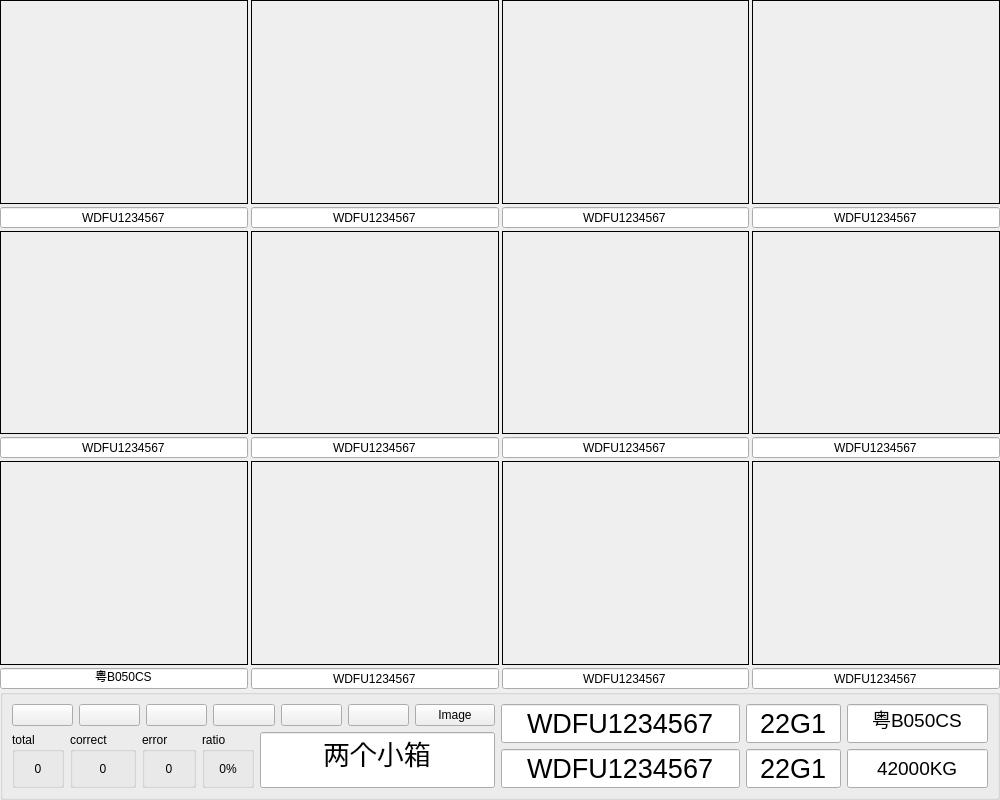
This is Main/DataBase/database_form.ui in 519984307/Container_Multiple_Channels_20200522 as Qt 5 draws it before an edit. The edited form follows.
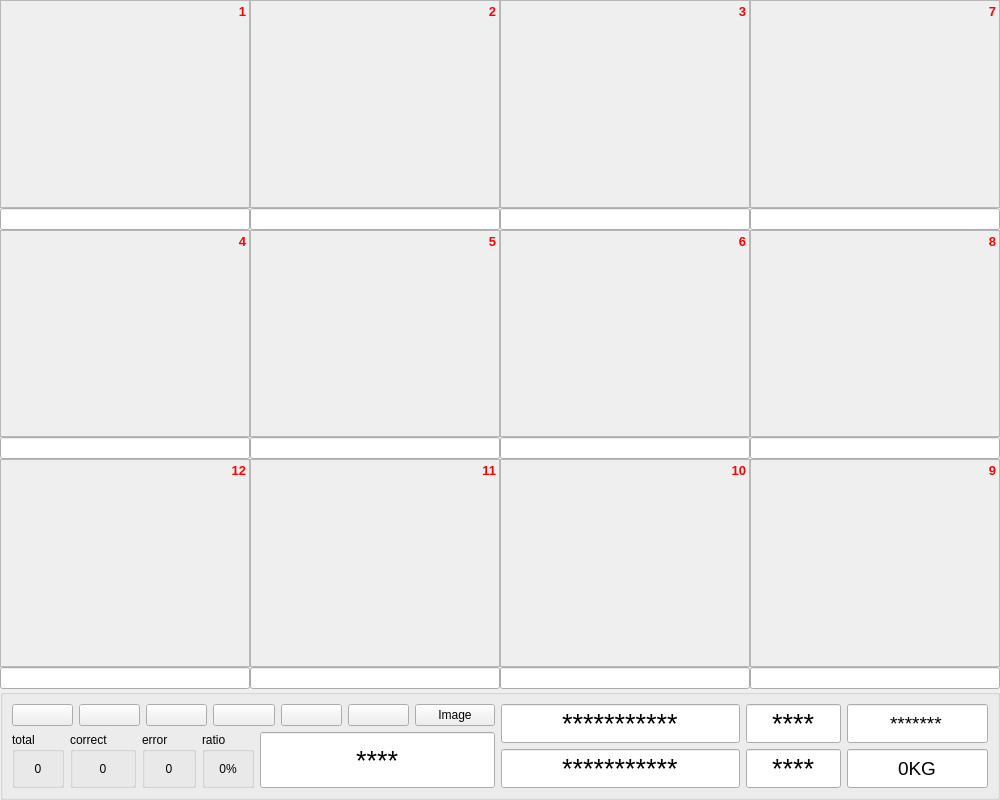
This is the edited form. Icons and pictures are not drawn.

Patch:
```diff
--- a/Main/DataBase/database_form.ui
+++ b/Main/DataBase/database_form.ui
@@ -78,505 +78,460 @@
         <number>0</number>
        </property>
        <property name="spacing">
-        <number>3</number>
+        <number>0</number>
        </property>
        <item row="3" column="3">
-        <layout class="QGridLayout" name="gridLayout_8" rowstretch="1,0,1,0,1,0" columnstretch="1,1,1,1">
+        <layout class="QGridLayout" name="gridLayout_8" rowstretch="0,0,0,0,0,0,0,0" columnstretch="0,0,0,0,0,0">
+         <property name="spacing">
+          <number>0</number>
+         </property>
+         <item row="5" column="4">
+          <widget class="QLineEdit" name="lineEdit_14">
+           <property name="readOnly">
+            <bool>true</bool>
+           </property>
+          </widget>
+         </item>
          <item row="3" column="2">
-          <widget class="QLineEdit" name="front_right_result_lineEdit">
-           <property name="minimumSize">
-            <size>
-             <width>0</width>
-             <height>21</height>
-            </size>
-           </property>
-           <property name="maximumSize">
-            <size>
-             <width>16777215</width>
-             <height>21</height>
-            </size>
-           </property>
-           <property name="text">
-            <string>WDFU1234567</string>
-           </property>
-           <property name="alignment">
-            <set>Qt::AlignCenter</set>
-           </property>
-          </widget>
-         </item>
-         <item row="1" column="3">
-          <widget class="QLineEdit" name="front_result_lineEdit_2">
-           <property name="minimumSize">
-            <size>
-             <width>0</width>
-             <height>21</height>
-            </size>
-           </property>
-           <property name="maximumSize">
-            <size>
-             <width>16777215</width>
-             <height>21</height>
-            </size>
-           </property>
-           <property name="text">
-            <string>WDFU1234567</string>
-           </property>
-           <property name="alignment">
-            <set>Qt::AlignCenter</set>
-           </property>
-          </widget>
-         </item>
-         <item row="2" column="1">
-          <widget class="QLabel" name="after_right_image_label">
-           <property name="maximumSize">
-            <size>
-             <width>16777215</width>
-             <height>16777215</height>
-            </size>
-           </property>
-           <property name="frameShape">
-            <enum>QFrame::Panel</enum>
-           </property>
-           <property name="text">
-            <string/>
-           </property>
-           <property name="scaledContents">
+          <widget class="QLineEdit" name="lineEdit_8">
+           <property name="readOnly">
             <bool>true</bool>
            </property>
           </widget>
          </item>
-         <item row="4" column="2">
-          <widget class="QLabel" name="front_image_label_6">
-           <property name="maximumSize">
-            <size>
-             <width>16777215</width>
-             <height>16777215</height>
-            </size>
-           </property>
-           <property name="frameShape">
-            <enum>QFrame::Panel</enum>
-           </property>
-           <property name="text">
-            <string/>
-           </property>
-           <property name="scaledContents">
+         <item row="5" column="3">
+          <widget class="QLineEdit" name="lineEdit_13">
+           <property name="readOnly">
             <bool>true</bool>
            </property>
           </widget>
          </item>
-         <item row="0" column="2">
-          <widget class="QLabel" name="front_image_label">
-           <property name="maximumSize">
-            <size>
-             <width>16777215</width>
-             <height>16777215</height>
-            </size>
-           </property>
-           <property name="frameShape">
-            <enum>QFrame::Panel</enum>
-           </property>
-           <property name="text">
-            <string/>
-           </property>
-           <property name="scaledContents">
-            <bool>true</bool>
-           </property>
-          </widget>
-         </item>
-         <item row="1" column="2">
-          <widget class="QLineEdit" name="front_result_lineEdit">
-           <property name="minimumSize">
-            <size>
-             <width>0</width>
-             <height>21</height>
-            </size>
-           </property>
-           <property name="maximumSize">
-            <size>
-             <width>16777215</width>
-             <height>21</height>
-            </size>
-           </property>
-           <property name="text">
-            <string>WDFU1234567</string>
-           </property>
-           <property name="alignment">
-            <set>Qt::AlignCenter</set>
-           </property>
-          </widget>
-         </item>
-         <item row="0" column="0">
-          <widget class="QLabel" name="after_left_image_label">
-           <property name="minimumSize">
-            <size>
-             <width>0</width>
-             <height>0</height>
-            </size>
-           </property>
-           <property name="maximumSize">
-            <size>
-             <width>16777215</width>
-             <height>16777215</height>
-            </size>
-           </property>
-           <property name="frameShape">
-            <enum>QFrame::Panel</enum>
-           </property>
-           <property name="text">
-            <string/>
-           </property>
-           <property name="scaledContents">
-            <bool>true</bool>
-           </property>
-          </widget>
-         </item>
-         <item row="4" column="0">
-          <widget class="QLabel" name="front_image_label_4">
-           <property name="maximumSize">
-            <size>
-             <width>16777215</width>
-             <height>16777215</height>
-            </size>
-           </property>
-           <property name="frameShape">
-            <enum>QFrame::Panel</enum>
-           </property>
-           <property name="text">
-            <string/>
-           </property>
-           <property name="scaledContents">
-            <bool>true</bool>
-           </property>
-          </widget>
-         </item>
-         <item row="3" column="0">
-          <widget class="QLineEdit" name="after_result_lineEdit">
-           <property name="minimumSize">
-            <size>
-             <width>0</width>
-             <height>21</height>
-            </size>
-           </property>
-           <property name="maximumSize">
-            <size>
-             <width>16777215</width>
-             <height>21</height>
-            </size>
-           </property>
-           <property name="text">
-            <string>WDFU1234567</string>
-           </property>
-           <property name="alignment">
-            <set>Qt::AlignCenter</set>
-           </property>
-          </widget>
-         </item>
-         <item row="0" column="1">
-          <widget class="QLabel" name="front_left_image_label">
-           <property name="maximumSize">
-            <size>
-             <width>16777215</width>
-             <height>16777215</height>
-            </size>
-           </property>
-           <property name="frameShape">
-            <enum>QFrame::Panel</enum>
-           </property>
-           <property name="text">
-            <string/>
-           </property>
-           <property name="scaledContents">
-            <bool>true</bool>
-           </property>
-          </widget>
-         </item>
-         <item row="2" column="2">
-          <widget class="QLabel" name="front_right_image_label">
-           <property name="maximumSize">
-            <size>
-             <width>16777215</width>
-             <height>16777215</height>
-            </size>
-           </property>
-           <property name="frameShape">
-            <enum>QFrame::Panel</enum>
-           </property>
-           <property name="text">
-            <string/>
-           </property>
-           <property name="scaledContents">
+         <item row="5" column="2">
+          <widget class="QLineEdit" name="lineEdit_12">
+           <property name="readOnly">
             <bool>true</bool>
            </property>
           </widget>
          </item>
          <item row="3" column="3">
-          <widget class="QLineEdit" name="front_result_lineEdit_3">
-           <property name="minimumSize">
-            <size>
-             <width>0</width>
-             <height>21</height>
-            </size>
+          <widget class="QLineEdit" name="lineEdit_9">
+           <property name="readOnly">
+            <bool>true</bool>
            </property>
-           <property name="maximumSize">
-            <size>
-             <width>16777215</width>
-             <height>21</height>
-            </size>
+          </widget>
+         </item>
+         <item row="2" column="5">
+          <widget class="QLabel" name="image_label_7">
+           <property name="font">
+            <font>
+             <pointsize>10</pointsize>
+             <weight>75</weight>
+             <bold>true</bold>
+            </font>
            </property>
+           <property name="autoFillBackground">
+            <bool>true</bool>
+           </property>
+           <property name="styleSheet">
+            <string notr="true">color: rgb(255, 0, 0);</string>
+           </property>
+           <property name="frameShape">
+            <enum>QFrame::StyledPanel</enum>
+           </property>
+           <property name="lineWidth">
+            <number>1</number>
+           </property>
            <property name="text">
-            <string>WDFU1234567</string>
+            <string>7</string>
            </property>
            <property name="alignment">
-            <set>Qt::AlignCenter</set>
+            <set>Qt::AlignRight|Qt::AlignTop|Qt::AlignTrailing</set>
+           </property>
+          </widget>
+         </item>
+         <item row="6" column="3">
+          <widget class="QLabel" name="image_label_11">
+           <property name="font">
+            <font>
+             <pointsize>10</pointsize>
+             <weight>75</weight>
+             <bold>true</bold>
+            </font>
+           </property>
+           <property name="autoFillBackground">
+            <bool>true</bool>
+           </property>
+           <property name="styleSheet">
+            <string notr="true">color: rgb(255, 0, 0);</string>
+           </property>
+           <property name="frameShape">
+            <enum>QFrame::StyledPanel</enum>
+           </property>
+           <property name="lineWidth">
+            <number>1</number>
+           </property>
+           <property name="text">
+            <string>11</string>
+           </property>
+           <property name="scaledContents">
+            <bool>true</bool>
+           </property>
+           <property name="alignment">
+            <set>Qt::AlignRight|Qt::AlignTop|Qt::AlignTrailing</set>
+           </property>
+          </widget>
+         </item>
+         <item row="4" column="4">
+          <widget class="QLabel" name="image_label_6">
+           <property name="font">
+            <font>
+             <pointsize>10</pointsize>
+             <weight>75</weight>
+             <bold>true</bold>
+            </font>
+           </property>
+           <property name="autoFillBackground">
+            <bool>true</bool>
+           </property>
+           <property name="styleSheet">
+            <string notr="true">color: rgb(255, 0, 0);</string>
+           </property>
+           <property name="frameShape">
+            <enum>QFrame::StyledPanel</enum>
+           </property>
+           <property name="lineWidth">
+            <number>1</number>
+           </property>
+           <property name="text">
+            <string>6</string>
+           </property>
+           <property name="scaledContents">
+            <bool>true</bool>
+           </property>
+           <property name="alignment">
+            <set>Qt::AlignRight|Qt::AlignTop|Qt::AlignTrailing</set>
            </property>
           </widget>
          </item>
          <item row="2" column="3">
-          <widget class="QLabel" name="front_image_label_3">
-           <property name="maximumSize">
-            <size>
-             <width>16777215</width>
-             <height>16777215</height>
-            </size>
+          <widget class="QLabel" name="image_label_2">
+           <property name="font">
+            <font>
+             <pointsize>10</pointsize>
+             <weight>75</weight>
+             <bold>true</bold>
+            </font>
            </property>
-           <property name="frameShape">
-            <enum>QFrame::Panel</enum>
-           </property>
-           <property name="text">
-            <string/>
-           </property>
-           <property name="scaledContents">
+           <property name="autoFillBackground">
             <bool>true</bool>
            </property>
-          </widget>
-         </item>
-         <item row="3" column="1">
-          <widget class="QLineEdit" name="after_right_result_lineEdit">
-           <property name="minimumSize">
-            <size>
-             <width>0</width>
-             <height>21</height>
-            </size>
+           <property name="styleSheet">
+            <string notr="true">color: rgb(255, 0, 0);</string>
            </property>
-           <property name="maximumSize">
-            <size>
-             <width>16777215</width>
-             <height>21</height>
-            </size>
-           </property>
-           <property name="text">
-            <string>WDFU1234567</string>
-           </property>
-           <property name="alignment">
-            <set>Qt::AlignCenter</set>
-           </property>
-          </widget>
-         </item>
-         <item row="0" column="3">
-          <widget class="QLabel" name="front_image_label_2">
-           <property name="maximumSize">
-            <size>
-             <width>16777215</width>
-             <height>16777215</height>
-            </size>
-           </property>
            <property name="frameShape">
-            <enum>QFrame::Panel</enum>
+            <enum>QFrame::StyledPanel</enum>
            </property>
+           <property name="lineWidth">
+            <number>1</number>
+           </property>
            <property name="text">
-            <string/>
+            <string>2</string>
            </property>
            <property name="scaledContents">
             <bool>true</bool>
            </property>
-          </widget>
-         </item>
-         <item row="1" column="0">
-          <widget class="QLineEdit" name="after_left_result_lineEdit_2">
-           <property name="minimumSize">
-            <size>
-             <width>0</width>
-             <height>21</height>
-            </size>
-           </property>
-           <property name="maximumSize">
-            <size>
-             <width>16777215</width>
-             <height>21</height>
-            </size>
-           </property>
-           <property name="text">
-            <string>WDFU1234567</string>
-           </property>
            <property name="alignment">
-            <set>Qt::AlignCenter</set>
-           </property>
-          </widget>
-         </item>
-         <item row="4" column="1">
-          <widget class="QLabel" name="front_image_label_5">
-           <property name="maximumSize">
-            <size>
-             <width>16777215</width>
-             <height>16777215</height>
-            </size>
-           </property>
-           <property name="frameShape">
-            <enum>QFrame::Panel</enum>
-           </property>
-           <property name="text">
-            <string/>
-           </property>
-           <property name="scaledContents">
-            <bool>true</bool>
+            <set>Qt::AlignRight|Qt::AlignTop|Qt::AlignTrailing</set>
            </property>
           </widget>
          </item>
          <item row="4" column="3">
-          <widget class="QLabel" name="front_image_label_7">
-           <property name="maximumSize">
-            <size>
-             <width>16777215</width>
-             <height>16777215</height>
-            </size>
+          <widget class="QLabel" name="image_label_5">
+           <property name="font">
+            <font>
+             <pointsize>10</pointsize>
+             <weight>75</weight>
+             <bold>true</bold>
+            </font>
            </property>
+           <property name="autoFillBackground">
+            <bool>true</bool>
+           </property>
+           <property name="styleSheet">
+            <string notr="true">color: rgb(255, 0, 0);</string>
+           </property>
            <property name="frameShape">
-            <enum>QFrame::Panel</enum>
+            <enum>QFrame::StyledPanel</enum>
            </property>
+           <property name="lineWidth">
+            <number>1</number>
+           </property>
            <property name="text">
-            <string/>
+            <string>5</string>
            </property>
            <property name="scaledContents">
             <bool>true</bool>
            </property>
+           <property name="alignment">
+            <set>Qt::AlignRight|Qt::AlignTop|Qt::AlignTrailing</set>
+           </property>
           </widget>
          </item>
-         <item row="1" column="1">
-          <widget class="QLineEdit" name="front_left_result_lineEdit">
-           <property name="minimumSize">
-            <size>
-             <width>0</width>
-             <height>21</height>
-            </size>
+         <item row="2" column="4">
+          <widget class="QLabel" name="image_label_3">
+           <property name="font">
+            <font>
+             <pointsize>10</pointsize>
+             <weight>75</weight>
+             <bold>true</bold>
+            </font>
            </property>
-           <property name="maximumSize">
-            <size>
-             <width>16777215</width>
-             <height>21</height>
-            </size>
+           <property name="autoFillBackground">
+            <bool>true</bool>
            </property>
+           <property name="styleSheet">
+            <string notr="true">color: rgb(255, 0, 0);</string>
+           </property>
+           <property name="frameShape">
+            <enum>QFrame::StyledPanel</enum>
+           </property>
+           <property name="lineWidth">
+            <number>1</number>
+           </property>
            <property name="text">
-            <string>WDFU1234567</string>
+            <string>3</string>
            </property>
            <property name="alignment">
-            <set>Qt::AlignCenter</set>
+            <set>Qt::AlignRight|Qt::AlignTop|Qt::AlignTrailing</set>
            </property>
           </widget>
          </item>
-         <item row="2" column="0">
-          <widget class="QLabel" name="after_image_label">
-           <property name="maximumSize">
-            <size>
-             <width>16777215</width>
-             <height>16777215</height>
-            </size>
+         <item row="2" column="2">
+          <widget class="QLabel" name="image_label_1">
+           <property name="font">
+            <font>
+             <pointsize>10</pointsize>
+             <weight>75</weight>
+             <bold>true</bold>
+            </font>
            </property>
+           <property name="autoFillBackground">
+            <bool>true</bool>
+           </property>
+           <property name="styleSheet">
+            <string notr="true">color: rgb(255, 0, 0);</string>
+           </property>
            <property name="frameShape">
-            <enum>QFrame::Panel</enum>
+            <enum>QFrame::StyledPanel</enum>
            </property>
+           <property name="lineWidth">
+            <number>1</number>
+           </property>
            <property name="text">
-            <string/>
+            <string>1</string>
            </property>
            <property name="scaledContents">
             <bool>true</bool>
            </property>
+           <property name="alignment">
+            <set>Qt::AlignRight|Qt::AlignTop|Qt::AlignTrailing</set>
+           </property>
           </widget>
          </item>
-         <item row="5" column="3">
-          <widget class="QLineEdit" name="front_result_lineEdit_7">
-           <property name="minimumSize">
-            <size>
-             <width>0</width>
-             <height>21</height>
-            </size>
+         <item row="6" column="2">
+          <widget class="QLabel" name="image_label_12">
+           <property name="font">
+            <font>
+             <pointsize>10</pointsize>
+             <weight>75</weight>
+             <bold>true</bold>
+            </font>
            </property>
-           <property name="maximumSize">
-            <size>
-             <width>16777215</width>
-             <height>21</height>
-            </size>
+           <property name="autoFillBackground">
+            <bool>true</bool>
            </property>
+           <property name="styleSheet">
+            <string notr="true">color: rgb(255, 0, 0);</string>
+           </property>
+           <property name="frameShape">
+            <enum>QFrame::StyledPanel</enum>
+           </property>
+           <property name="lineWidth">
+            <number>1</number>
+           </property>
            <property name="text">
-            <string>WDFU1234567</string>
+            <string>12</string>
            </property>
            <property name="alignment">
-            <set>Qt::AlignCenter</set>
+            <set>Qt::AlignRight|Qt::AlignTop|Qt::AlignTrailing</set>
            </property>
           </widget>
          </item>
-         <item row="5" column="2">
-          <widget class="QLineEdit" name="front_result_lineEdit_6">
-           <property name="minimumSize">
-            <size>
-             <width>0</width>
-             <height>21</height>
-            </size>
+         <item row="5" column="5">
+          <widget class="QLineEdit" name="lineEdit_15">
+           <property name="readOnly">
+            <bool>true</bool>
            </property>
-           <property name="maximumSize">
-            <size>
-             <width>16777215</width>
-             <height>21</height>
-            </size>
+          </widget>
+         </item>
+         <item row="4" column="5">
+          <widget class="QLabel" name="image_label_8">
+           <property name="font">
+            <font>
+             <pointsize>10</pointsize>
+             <weight>75</weight>
+             <bold>true</bold>
+            </font>
            </property>
+           <property name="autoFillBackground">
+            <bool>true</bool>
+           </property>
+           <property name="styleSheet">
+            <string notr="true">color: rgb(255, 0, 0);</string>
+           </property>
+           <property name="frameShape">
+            <enum>QFrame::StyledPanel</enum>
+           </property>
+           <property name="lineWidth">
+            <number>1</number>
+           </property>
            <property name="text">
-            <string>WDFU1234567</string>
+            <string>8</string>
            </property>
            <property name="alignment">
-            <set>Qt::AlignCenter</set>
+            <set>Qt::AlignRight|Qt::AlignTop|Qt::AlignTrailing</set>
            </property>
           </widget>
          </item>
-         <item row="5" column="1">
-          <widget class="QLineEdit" name="front_result_lineEdit_5">
-           <property name="minimumSize">
-            <size>
-             <width>0</width>
-             <height>21</height>
-            </size>
+         <item row="6" column="5">
+          <widget class="QLabel" name="image_label_9">
+           <property name="font">
+            <font>
+             <pointsize>10</pointsize>
+             <weight>75</weight>
+             <bold>true</bold>
+            </font>
            </property>
-           <property name="maximumSize">
-            <size>
-             <width>16777215</width>
-             <height>21</height>
-            </size>
+           <property name="autoFillBackground">
+            <bool>true</bool>
            </property>
+           <property name="styleSheet">
+            <string notr="true">color: rgb(255, 0, 0);</string>
+           </property>
+           <property name="frameShape">
+            <enum>QFrame::StyledPanel</enum>
+           </property>
+           <property name="lineWidth">
+            <number>1</number>
+           </property>
            <property name="text">
-            <string>WDFU1234567</string>
+            <string>9</string>
            </property>
            <property name="alignment">
-            <set>Qt::AlignCenter</set>
+            <set>Qt::AlignRight|Qt::AlignTop|Qt::AlignTrailing</set>
            </property>
           </widget>
          </item>
-         <item row="5" column="0">
-          <widget class="QLineEdit" name="front_result_lineEdit_4">
-           <property name="minimumSize">
-            <size>
-             <width>0</width>
-             <height>21</height>
-            </size>
+         <item row="3" column="5">
+          <widget class="QLineEdit" name="lineEdit_11">
+           <property name="readOnly">
+            <bool>true</bool>
            </property>
-           <property name="maximumSize">
-            <size>
-             <width>16777215</width>
-             <height>21</height>
-            </size>
+          </widget>
+         </item>
+         <item row="6" column="4">
+          <widget class="QLabel" name="image_label_10">
+           <property name="font">
+            <font>
+             <pointsize>10</pointsize>
+             <weight>75</weight>
+             <bold>true</bold>
+            </font>
            </property>
+           <property name="autoFillBackground">
+            <bool>true</bool>
+           </property>
+           <property name="styleSheet">
+            <string notr="true">color: rgb(255, 0, 0);</string>
+           </property>
+           <property name="frameShape">
+            <enum>QFrame::StyledPanel</enum>
+           </property>
+           <property name="lineWidth">
+            <number>1</number>
+           </property>
            <property name="text">
-            <string>粤B050CS</string>
+            <string>10</string>
            </property>
            <property name="alignment">
-            <set>Qt::AlignCenter</set>
+            <set>Qt::AlignRight|Qt::AlignTop|Qt::AlignTrailing</set>
+           </property>
+          </widget>
+         </item>
+         <item row="3" column="4">
+          <widget class="QLineEdit" name="lineEdit_10">
+           <property name="readOnly">
+            <bool>true</bool>
+           </property>
+          </widget>
+         </item>
+         <item row="4" column="2">
+          <widget class="QLabel" name="image_label_4">
+           <property name="font">
+            <font>
+             <pointsize>10</pointsize>
+             <weight>75</weight>
+             <bold>true</bold>
+            </font>
+           </property>
+           <property name="autoFillBackground">
+            <bool>true</bool>
+           </property>
+           <property name="styleSheet">
+            <string notr="true">color: rgb(255, 0, 0);</string>
+           </property>
+           <property name="frameShape">
+            <enum>QFrame::StyledPanel</enum>
+           </property>
+           <property name="lineWidth">
+            <number>1</number>
+           </property>
+           <property name="text">
+            <string>4</string>
+           </property>
+           <property name="scaledContents">
+            <bool>true</bool>
+           </property>
+           <property name="alignment">
+            <set>Qt::AlignRight|Qt::AlignTop|Qt::AlignTrailing</set>
+           </property>
+          </widget>
+         </item>
+         <item row="7" column="2">
+          <widget class="QLineEdit" name="lineEdit_16">
+           <property name="readOnly">
+            <bool>true</bool>
+           </property>
+          </widget>
+         </item>
+         <item row="7" column="3">
+          <widget class="QLineEdit" name="lineEdit_17">
+           <property name="readOnly">
+            <bool>true</bool>
+           </property>
+          </widget>
+         </item>
+         <item row="7" column="4">
+          <widget class="QLineEdit" name="lineEdit_18">
+           <property name="readOnly">
+            <bool>true</bool>
+           </property>
+          </widget>
+         </item>
+         <item row="7" column="5">
+          <widget class="QLineEdit" name="lineEdit_19">
+           <property name="readOnly">
+            <bool>true</bool>
            </property>
           </widget>
          </item>
@@ -691,7 +646,7 @@
            </font>
           </property>
           <property name="text">
-           <string>WDFU1234567</string>
+           <string>***********</string>
           </property>
           <property name="alignment">
            <set>Qt::AlignCenter</set>
@@ -712,7 +667,7 @@
            </font>
           </property>
           <property name="text">
-           <string>22G1</string>
+           <string>****</string>
           </property>
           <property name="alignment">
            <set>Qt::AlignCenter</set>
@@ -735,7 +690,7 @@
          </font>
         </property>
         <property name="text">
-         <string>粤B050CS</string>
+         <string>*******</string>
         </property>
         <property name="alignment">
          <set>Qt::AlignCenter</set>
@@ -844,7 +799,7 @@
            </font>
           </property>
           <property name="text">
-           <string>WDFU1234567</string>
+           <string>***********</string>
           </property>
           <property name="alignment">
            <set>Qt::AlignCenter</set>
@@ -865,7 +820,7 @@
            </font>
           </property>
           <property name="text">
-           <string>22G1</string>
+           <string>****</string>
           </property>
           <property name="alignment">
            <set>Qt::AlignCenter</set>
@@ -888,7 +843,7 @@
          </font>
         </property>
         <property name="text">
-         <string>42000KG</string>
+         <string>0KG</string>
         </property>
         <property name="alignment">
          <set>Qt::AlignCenter</set>
@@ -915,7 +870,7 @@
          </font>
         </property>
         <property name="text">
-         <string>两个小箱</string>
+         <string>****</string>
         </property>
         <property name="alignment">
          <set>Qt::AlignCenter</set>
```
Left out of the diff: 38 changed lines with no effect on the pictures.
